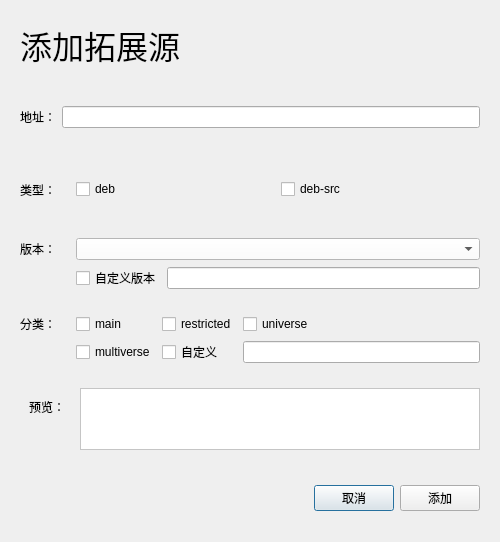
The window that sourcemanager/addsource.ui (HuaYaDong1/sourceMangager) describes before a commit, drawn with Qt 5.
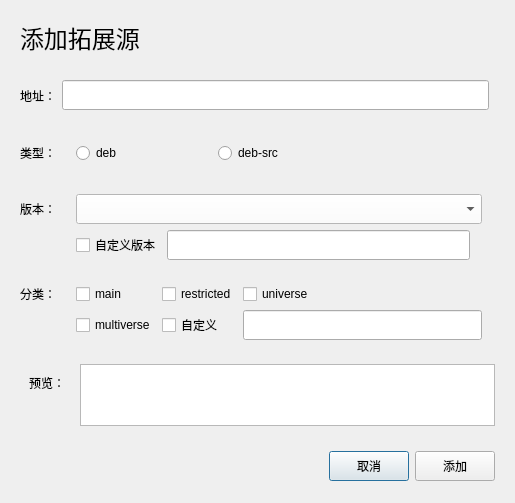
The same window after the commit.

Patch:
```diff
--- a/sourcemanager/addsource.ui
+++ b/sourcemanager/addsource.ui
@@ -6,8 +6,8 @@
    <rect>
     <x>0</x>
     <y>0</y>
-    <width>500</width>
-    <height>542</height>
+    <width>515</width>
+    <height>503</height>
    </rect>
   </property>
   <property name="windowTitle">
@@ -26,7 +26,9 @@
          </size>
         </property>
         <property name="styleSheet">
-         <string notr="true">font: 29 24pt ;</string>
+         <string notr="true">font-size: 24px;
+
+</string>
         </property>
         <property name="text">
          <string>添加拓展源</string>
@@ -47,7 +49,27 @@
        </widget>
       </item>
       <item>
-       <widget class="QLineEdit" name="add_lineEdit"/>
+       <widget class="QLineEdit" name="add_lineEdit">
+        <property name="minimumSize">
+         <size>
+          <width>400</width>
+          <height>30</height>
+         </size>
+        </property>
+       </widget>
+      </item>
+      <item>
+       <widget class="QLabel" name="label_11">
+        <property name="maximumSize">
+         <size>
+          <width>0</width>
+          <height>0</height>
+         </size>
+        </property>
+        <property name="text">
+         <string/>
+        </property>
+       </widget>
       </item>
      </layout>
     </widget>
@@ -78,19 +100,26 @@
        </widget>
       </item>
       <item>
-       <widget class="QCheckBox" name="deb">
+       <widget class="QRadioButton" name="deb">
         <property name="text">
          <string>deb</string>
         </property>
        </widget>
       </item>
       <item>
-       <widget class="QCheckBox" name="debsrc">
+       <widget class="QRadioButton" name="debsrc">
         <property name="text">
          <string>deb-src</string>
         </property>
        </widget>
       </item>
+      <item>
+       <widget class="QLabel" name="label_12">
+        <property name="text">
+         <string/>
+        </property>
+       </widget>
+      </item>
      </layout>
     </widget>
    </item>
@@ -100,25 +129,12 @@
       <string notr="true"/>
      </property>
      <layout class="QGridLayout" name="gridLayout_2">
-      <item row="0" column="0">
-       <widget class="QLabel" name="label_2">
-        <property name="minimumSize">
-         <size>
-          <width>50</width>
-          <height>0</height>
-         </size>
-        </property>
-        <property name="text">
-         <string>版本：</string>
-        </property>
-       </widget>
-      </item>
-      <item row="0" column="1" colspan="2">
+      <item row="0" column="1" colspan="4">
        <widget class="QComboBox" name="comboBox">
         <property name="minimumSize">
          <size>
-          <width>0</width>
-          <height>0</height>
+          <width>400</width>
+          <height>30</height>
          </size>
         </property>
         <property name="styleSheet">
@@ -126,8 +142,40 @@
         </property>
        </widget>
       </item>
+      <item row="1" column="5">
+       <widget class="QLabel" name="label_9">
+        <property name="minimumSize">
+         <size>
+          <width>0</width>
+          <height>0</height>
+         </size>
+        </property>
+        <property name="maximumSize">
+         <size>
+          <width>1000</width>
+          <height>1000</height>
+         </size>
+        </property>
+        <property name="text">
+         <string/>
+        </property>
+       </widget>
+      </item>
+      <item row="0" column="0">
+       <widget class="QLabel" name="label_2">
+        <property name="minimumSize">
+         <size>
+          <width>50</width>
+          <height>0</height>
+         </size>
+        </property>
+        <property name="text">
+         <string>版本：</string>
+        </property>
+       </widget>
+      </item>
       <item row="1" column="1">
-       <widget class="QCheckBox" name="checkBox">
+       <widget class="QCheckBox" name="custom_CheckBox">
         <property name="text">
          <string>自定义版本</string>
         </property>
@@ -138,7 +186,7 @@
         <property name="minimumSize">
          <size>
           <width>250</width>
-          <height>0</height>
+          <height>30</height>
          </size>
         </property>
        </widget>
@@ -152,39 +200,14 @@
       <string notr="true"/>
      </property>
      <layout class="QGridLayout" name="gridLayout">
-      <item row="0" column="0">
-       <widget class="QLabel" name="label_3">
-        <property name="minimumSize">
-         <size>
-          <width>50</width>
-          <height>0</height>
-         </size>
-        </property>
-        <property name="maximumSize">
-         <size>
-          <width>50</width>
-          <height>16777215</height>
-         </size>
-        </property>
+      <item row="2" column="0">
+       <widget class="QLabel" name="label_4">
         <property name="text">
-         <string>分类：</string>
+         <string/>
         </property>
        </widget>
       </item>
-      <item row="0" column="1">
-       <widget class="QCheckBox" name="main">
-        <property name="minimumSize">
-         <size>
-          <width>0</width>
-          <height>0</height>
-         </size>
-        </property>
-        <property name="text">
-         <string>main</string>
-        </property>
-       </widget>
-      </item>
-      <item row="0" column="2">
+      <item row="1" column="2">
        <widget class="QCheckBox" name="restricted">
         <property name="minimumSize">
          <size>
@@ -197,27 +220,7 @@
         </property>
        </widget>
       </item>
-      <item row="0" column="3">
-       <widget class="QCheckBox" name="universe">
-        <property name="minimumSize">
-         <size>
-          <width>0</width>
-          <height>0</height>
-         </size>
-        </property>
-        <property name="text">
-         <string>universe</string>
-        </property>
-       </widget>
-      </item>
-      <item row="1" column="0">
-       <widget class="QLabel" name="label_4">
-        <property name="text">
-         <string/>
-        </property>
-       </widget>
-      </item>
-      <item row="1" column="1">
+      <item row="2" column="1">
        <widget class="QCheckBox" name="multiverse">
         <property name="minimumSize">
          <size>
@@ -230,15 +233,86 @@
         </property>
        </widget>
       </item>
-      <item row="1" column="2">
-       <widget class="QCheckBox" name="checkBox_2">
+      <item row="2" column="2">
+       <widget class="QCheckBox" name="class_CheckBox">
         <property name="text">
          <string>自定义</string>
         </property>
        </widget>
       </item>
+      <item row="1" column="1">
+       <widget class="QCheckBox" name="main">
+        <property name="minimumSize">
+         <size>
+          <width>0</width>
+          <height>0</height>
+         </size>
+        </property>
+        <property name="text">
+         <string>main</string>
+        </property>
+       </widget>
+      </item>
       <item row="1" column="3">
-       <widget class="QLineEdit" name="suffix_lineEdit"/>
+       <widget class="QCheckBox" name="universe">
+        <property name="minimumSize">
+         <size>
+          <width>0</width>
+          <height>0</height>
+         </size>
+        </property>
+        <property name="text">
+         <string>universe</string>
+        </property>
+       </widget>
+      </item>
+      <item row="2" column="3">
+       <widget class="QLineEdit" name="suffix_lineEdit">
+        <property name="minimumSize">
+         <size>
+          <width>0</width>
+          <height>30</height>
+         </size>
+        </property>
+       </widget>
+      </item>
+      <item row="1" column="0">
+       <widget class="QLabel" name="label_3">
+        <property name="minimumSize">
+         <size>
+          <width>50</width>
+          <height>0</height>
+         </size>
+        </property>
+        <property name="maximumSize">
+         <size>
+          <width>50</width>
+          <height>16777215</height>
+         </size>
+        </property>
+        <property name="text">
+         <string>分类：</string>
+        </property>
+       </widget>
+      </item>
+      <item row="2" column="4">
+       <widget class="QLabel" name="label_10">
+        <property name="minimumSize">
+         <size>
+          <width>0</width>
+          <height>0</height>
+         </size>
+        </property>
+        <property name="maximumSize">
+         <size>
+          <width>1000</width>
+          <height>1000</height>
+         </size>
+        </property>
+        <property name="text">
+         <string/>
+        </property>
+       </widget>
       </item>
      </layout>
     </widget>
@@ -284,7 +358,7 @@
          <enum>Qt::NoFocus</enum>
         </property>
         <property name="styleSheet">
-         <string notr="true">background-color: rgb(255, 255, 255);</string>
+         <string notr="true"/>
         </property>
        </widget>
       </item>
@@ -312,6 +386,12 @@
       </item>
       <item>
        <widget class="QPushButton" name="cancelBtn">
+        <property name="maximumSize">
+         <size>
+          <width>80</width>
+          <height>30</height>
+         </size>
+        </property>
         <property name="text">
          <string>取消</string>
         </property>
@@ -319,6 +399,18 @@
       </item>
       <item>
        <widget class="QPushButton" name="addBtn">
+        <property name="minimumSize">
+         <size>
+          <width>0</width>
+          <height>0</height>
+         </size>
+        </property>
+        <property name="maximumSize">
+         <size>
+          <width>80</width>
+          <height>30</height>
+         </size>
+        </property>
         <property name="text">
          <string>添加</string>
         </property>
```
